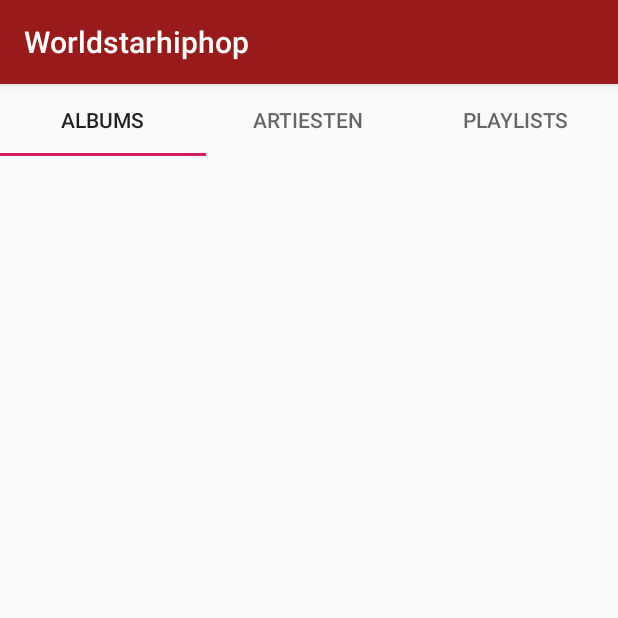
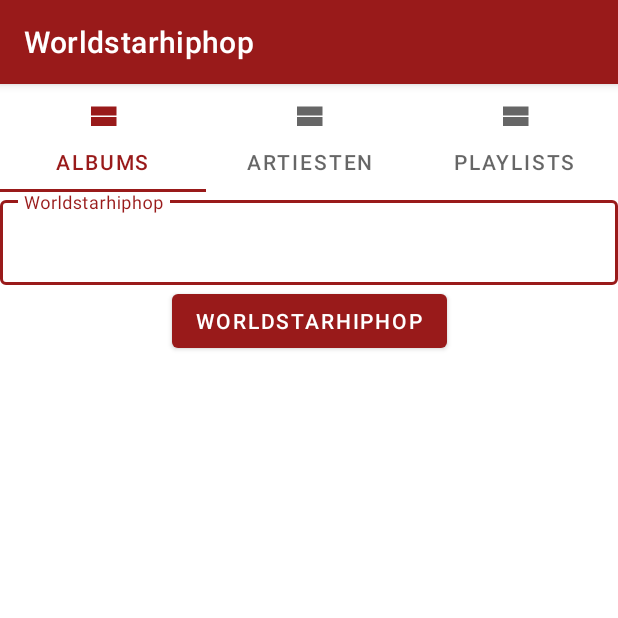
Before and after one commit to yannoliv/Worldstarhiphop, an Android app: the screen it shows after launch (MainActivity), on a phone screen of 412 x 824 dp, the top half of it. Run offline under Robolectric (Android 15) with nearby library versions, the phone set to English and light mode, and no system bars.

Commit message:
Importeer material theme

```diff
--- a/app/build.gradle
+++ b/app/build.gradle
@@ -34,4 +34,5 @@ dependencies {
     testImplementation 'junit:junit:4.12'
     androidTestImplementation 'androidx.test.ext:junit:1.1.0'
     androidTestImplementation 'androidx.test.espresso:espresso-core:3.1.1'
+    implementation 'com.google.android.material:material:1.0.0'
 }
--- /dev/null
+++ b/app/src/main/res/drawable/ic_view_stream_black_24dp.xml
@@ -0,0 +1,9 @@
+<vector xmlns:android="http://schemas.android.com/apk/res/android"
+        android:width="24dp"
+        android:height="24dp"
+        android:viewportWidth="24.0"
+        android:viewportHeight="24.0">
+    <path
+        android:fillColor="#FF000000"
+        android:pathData="M4,18h17v-6H4v6zM4,5v6h17V5H4z"/>
+</vector>
--- a/app/src/main/res/layout/main_fragment.xml
+++ b/app/src/main/res/layout/main_fragment.xml
@@ -1,15 +1,56 @@
 <?xml version="1.0" encoding="utf-8"?>
+<androidx.constraintlayout.widget.ConstraintLayout xmlns:app="http://schemas.android.com/apk/res-auto"
+    xmlns:tools="http://schemas.android.com/tools"
+    android:id="@+id/inhoud"
+    android:layout_width="match_parent"
+    android:layout_height="match_parent"
+    xmlns:android="http://schemas.android.com/apk/res/android">
+
+    <Button
+        android:id="@+id/button"
+        android:layout_width="wrap_content"
+        android:layout_height="wrap_content"
+        android:text="@string/app_name"
+        app:layout_constraintEnd_toEndOf="parent"
+        app:layout_constraintStart_toStartOf="parent"
+        app:layout_constraintTop_toBottomOf="@+id/textInputEditText" />
+
+    <com.google.android.material.textfield.TextInputLayout
+        android:id="@+id/textInputEditText"
+        style="@style/Widget.MaterialComponents.TextInputLayout.OutlinedBox"
+        android:layout_width="match_parent"
+        android:layout_height="wrap_content"
+        android:hint="@string/app_name"
+        app:layout_constraintEnd_toEndOf="parent"
+        app:layout_constraintStart_toStartOf="parent"
+        app:layout_constraintTop_toBottomOf="@+id/tabs">
+
+        <com.google.android.material.textfield.TextInputEditText
+            android:layout_width="match_parent"
+            android:layout_height="wrap_content" />
+    </com.google.android.material.textfield.TextInputLayout>
+
     <com.google.android.material.tabs.TabLayout
         android:id="@+id/tabs"
         android:layout_width="match_parent"
         android:layout_height="wrap_content"
-    xmlns:android="http://schemas.android.com/apk/res/android">
+        app:layout_constraintEnd_toEndOf="parent"
+        app:layout_constraintStart_toStartOf="parent"
+        app:layout_constraintTop_toTopOf="parent">
 
         <com.google.android.material.tabs.TabItem
-        android:text="albums"/>
+            android:icon="@drawable/ic_view_stream_black_24dp"
+            android:text="@string/albums" />
+
         <com.google.android.material.tabs.TabItem
-        android:text="artiesten"/>
+            android:icon="@drawable/ic_view_stream_black_24dp"
+            android:text="@string/artiesten" />
+
         <com.google.android.material.tabs.TabItem
-        android:text="playlists"/>
+            android:icon="@drawable/ic_view_stream_black_24dp"
+            android:text="@string/playlists" />
 
     </com.google.android.material.tabs.TabLayout>
+
+
+</androidx.constraintlayout.widget.ConstraintLayout>
--- a/app/src/main/res/values/strings.xml
+++ b/app/src/main/res/values/strings.xml
@@ -1,3 +1,6 @@
 <resources>
     <string name="app_name">Worldstarhiphop</string>
+    <string name="albums">Albums</string>
+    <string name="artiesten">Artiesten</string>
+    <string name="playlists">Playlists</string>
 </resources>
--- a/app/src/main/res/values/styles.xml
+++ b/app/src/main/res/values/styles.xml
@@ -1,7 +1,7 @@
 <resources>
 
     <!-- Base application theme. -->
-    <style name="AppTheme" parent="Theme.AppCompat.Light.DarkActionBar">
+    <style name="AppTheme" parent="Theme.MaterialComponents.Light.DarkActionBar">
         <!-- Customize your theme here. -->
         <item name="colorPrimary">@color/colorPrimary</item>
         <item name="colorPrimaryDark">@color/colorPrimaryDark</item>
```
Also changed, not shown: app/src/main/res/drawable/logo.jpg (added). Lines whose indentation alone changed are shown as unchanged.
